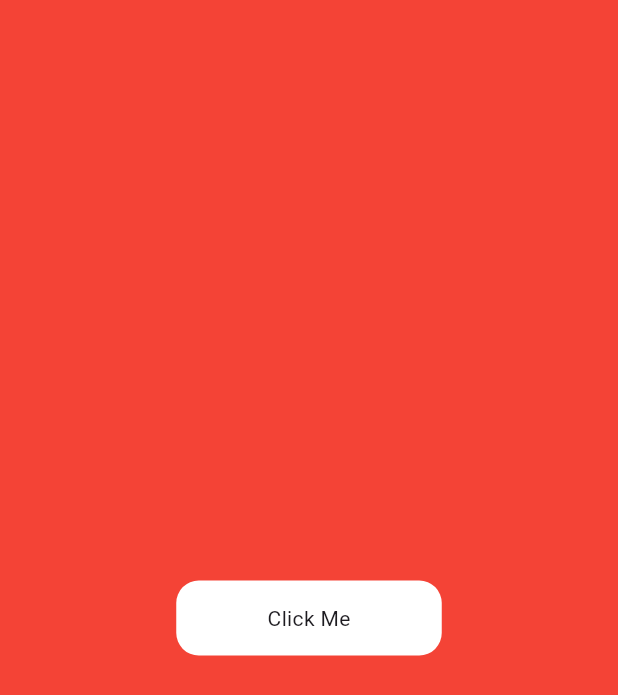
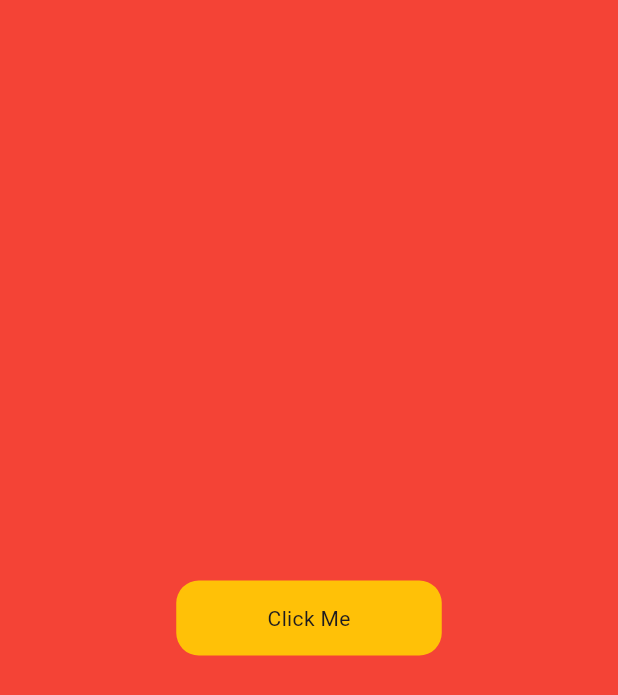
Before and after one commit to BIBINKB97/Responsive_Design, a Flutter app: the DesktopLayout screen opened directly, on a phone screen of 412 x 824 dp. Shown: the top 695 px of the screen. Run offline on Flutter 3.47's test engine with Material 3 defaults, Android fonts, the phone set to English and light mode, and no system bars.

Commit message:
made some changes

```diff
--- a/lib/main.dart
+++ b/lib/main.dart
@@ -7,7 +7,6 @@ void main() {
 
 class MyApp extends StatelessWidget {
   const MyApp({super.key});
-
   // This widget is the root of your application.
   @override
   Widget build(BuildContext context) {
--- a/lib/screens/large_screens/desktop.dart
+++ b/lib/screens/large_screens/desktop.dart
@@ -13,6 +13,7 @@ class DesktopLayout extends StatelessWidget {
         height: 50,
         width: 177,
         radius: 15,
+        color: Colors.amber,
       )),
     );
   }
--- a/lib/screens/mobile/mobile.dart
+++ b/lib/screens/mobile/mobile.dart
@@ -13,6 +13,7 @@ class MobileLayout extends StatelessWidget {
           height: 40,
           width: 80,
           radius: 25,
+          color: Colors.white,
         ),
       ),
     );
--- a/lib/screens/tablet/tablet.dart
+++ b/lib/screens/tablet/tablet.dart
@@ -13,6 +13,7 @@ class TabletLayout extends StatelessWidget {
           height: 50,
           width: 100,
           radius: 20,
+          color: Colors.deepOrange,
         ),
       ),
     );
--- a/lib/utils/my_button.dart
+++ b/lib/utils/my_button.dart
@@ -4,8 +4,9 @@ class MyButton extends StatelessWidget {
   final double? height;
   final double? width;
   final double? radius;
+  final Color? color;
 
-  const MyButton({super.key, this.height, this.width, this.radius});
+  const MyButton({super.key, this.height, this.width, this.radius,this.color});
 
   @override
   Widget build(BuildContext context) {
@@ -13,7 +14,7 @@ class MyButton extends StatelessWidget {
       height: height,
       width: width,
       decoration: BoxDecoration(
-          color: Colors.white, borderRadius: BorderRadius.circular(radius!)),
+          color: color, borderRadius: BorderRadius.circular(radius!)),
       child: Center(child: Text("Click Me")),
     );
   }
```
